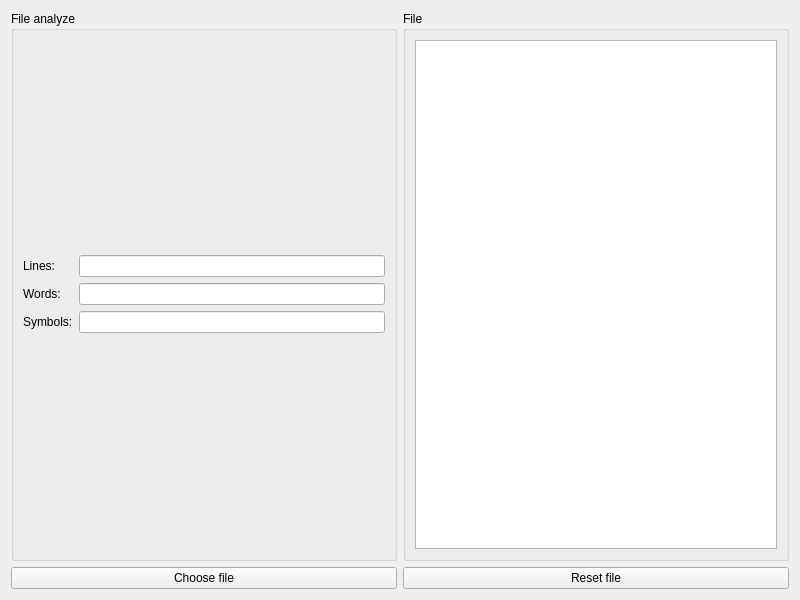
Alk1d/Python_TextAnalyzer_course, file form.ui: the form before one commit.
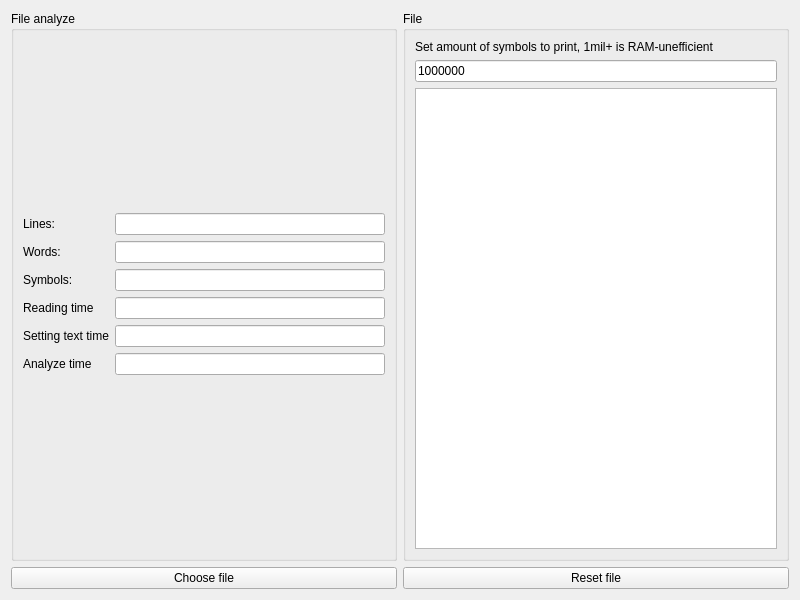
The form after the commit.

Commit message:
Optimize update + symbol slicer
Code optimization, symbol slicer added, want to make qplaintext in blocks

```diff
--- a/form.ui
+++ b/form.ui
@@ -34,13 +34,40 @@
       <string>File</string>
      </property>
      <layout class="QGridLayout" name="gridLayout_4">
-      <item row="0" column="0">
+      <item row="2" column="0">
        <layout class="QVBoxLayout" name="FileVerticalLayout">
         <item>
-         <widget class="QTextEdit" name="textEdit"/>
+         <widget class="QPlainTextEdit" name="textEdit">
+          <property name="readOnly">
+           <bool>true</bool>
+          </property>
+          <property name="maximumBlockCount">
+           <number>0</number>
+          </property>
+         </widget>
         </item>
        </layout>
       </item>
+      <item row="0" column="0">
+       <widget class="QLabel" name="label_4">
+        <property name="text">
+         <string>Set amount of symbols to print, 1mil+ is RAM-unefficient</string>
+        </property>
+       </widget>
+      </item>
+      <item row="1" column="0">
+       <widget class="QLineEdit" name="Symbols_amountLineEdit">
+        <property name="inputMask">
+         <string>000000000000</string>
+        </property>
+        <property name="text">
+         <string>1000000</string>
+        </property>
+        <property name="placeholderText">
+         <string>1000000 is default</string>
+        </property>
+       </widget>
+      </item>
      </layout>
     </widget>
    </item>
@@ -52,24 +79,10 @@
      <layout class="QGridLayout" name="gridLayout_2">
       <item row="0" column="0">
        <layout class="QGridLayout" name="gridLayout_3">
-        <item row="1" column="0">
-         <widget class="QLabel" name="label_2">
+        <item row="4" column="0">
+         <widget class="QLabel" name="Setting_textLabel">
           <property name="text">
-           <string>Words:</string>
-          </property>
-         </widget>
-        </item>
-        <item row="2" column="1">
-         <widget class="QLineEdit" name="SymbolsLineEdit">
-          <property name="readOnly">
-           <bool>true</bool>
-          </property>
-         </widget>
-        </item>
-        <item row="0" column="1">
-         <widget class="QLineEdit" name="LinesLineEdit">
-          <property name="readOnly">
-           <bool>true</bool>
+           <string>Setting text time</string>
           </property>
          </widget>
         </item>
@@ -87,6 +100,20 @@
           </property>
          </widget>
         </item>
+        <item row="3" column="0">
+         <widget class="QLabel" name="ReadingLabel">
+          <property name="text">
+           <string>Reading time</string>
+          </property>
+         </widget>
+        </item>
+        <item row="2" column="1">
+         <widget class="QLineEdit" name="SymbolsLineEdit">
+          <property name="readOnly">
+           <bool>true</bool>
+          </property>
+         </widget>
+        </item>
         <item row="1" column="1">
          <widget class="QLineEdit" name="WordsLineEdit">
           <property name="readOnly">
@@ -94,6 +121,48 @@
           </property>
          </widget>
         </item>
+        <item row="1" column="0">
+         <widget class="QLabel" name="label_2">
+          <property name="text">
+           <string>Words:</string>
+          </property>
+         </widget>
+        </item>
+        <item row="0" column="1">
+         <widget class="QLineEdit" name="LinesLineEdit">
+          <property name="readOnly">
+           <bool>true</bool>
+          </property>
+         </widget>
+        </item>
+        <item row="5" column="0">
+         <widget class="QLabel" name="AnalyzeLabel">
+          <property name="text">
+           <string>Analyze time</string>
+          </property>
+         </widget>
+        </item>
+        <item row="3" column="1">
+         <widget class="QLineEdit" name="ReadingTimeLineEdit">
+          <property name="readOnly">
+           <bool>true</bool>
+          </property>
+         </widget>
+        </item>
+        <item row="4" column="1">
+         <widget class="QLineEdit" name="Setting_textTimeLineEdit">
+          <property name="readOnly">
+           <bool>true</bool>
+          </property>
+         </widget>
+        </item>
+        <item row="5" column="1">
+         <widget class="QLineEdit" name="AnalyzeTimeLineEdit">
+          <property name="readOnly">
+           <bool>true</bool>
+          </property>
+         </widget>
+        </item>
        </layout>
       </item>
      </layout>
```
The commit also changes 2 other files.
